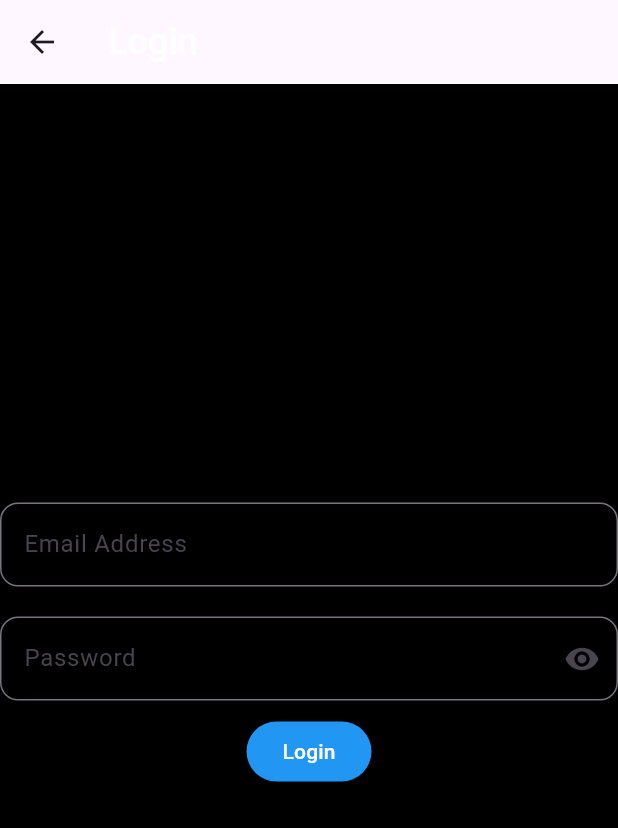
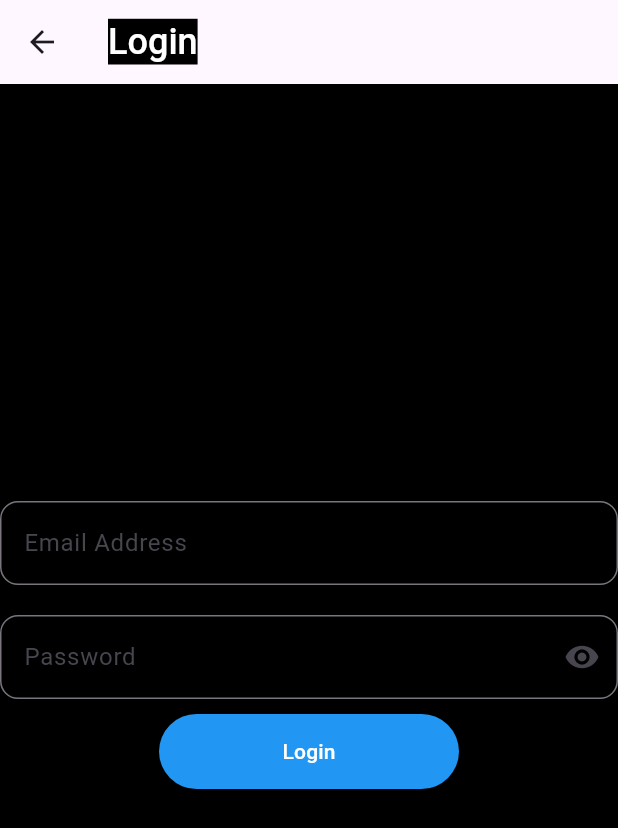
Before and after one commit to soumya12062013/soumya_2410208, a Flutter app: the screen it shows after launch, after a tap on "Login", on a phone screen of 412 x 824 dp. Shown: the top 828 px of the screen. Run offline on Flutter 3.47's test engine with Material 3 defaults, Android fonts, the phone set to English and light mode, and no system bars.

Commit message:
firebase integration

```diff
--- a/to_do_app/lib/screens/login_screen.dart
+++ b/to_do_app/lib/screens/login_screen.dart
@@ -28,6 +28,7 @@ class _LoginScreenState extends State<LoginScreen> {
             color: Colors.white,
             fontSize: 24,
             fontWeight: FontWeight.w500,
+            backgroundColor: Colors.black,
           ),
         ),
       ),
@@ -69,8 +70,10 @@ class _LoginScreenState extends State<LoginScreen> {
                 ),
               ),
               Container(height: 10),
-
-              ElevatedButton(
+              SizedBox(
+                width: 200,
+                height: 50,
+                child: ElevatedButton(
                   onPressed: () {
                     // Handle login logic here
                   },
@@ -80,6 +83,7 @@ class _LoginScreenState extends State<LoginScreen> {
                   ),
                   child: Text('Login'),
                 ),
+              ),
               Container(height: 20),
             ],
           ),
--- a/to_do_app/pubspec.yaml
+++ b/to_do_app/pubspec.yaml
@@ -34,6 +34,7 @@ dependencies:
   # The following adds the Cupertino Icons font to your application.
   # Use with the CupertinoIcons class for iOS style icons.
   cupertino_icons: ^1.0.8
+  firebase_core: ^4.1.1
 
 dev_dependencies:
   flutter_test:
```
Also changed, not shown: to_do_app/pubspec.lock, 5 other files. Lines whose indentation alone changed are shown as unchanged.
